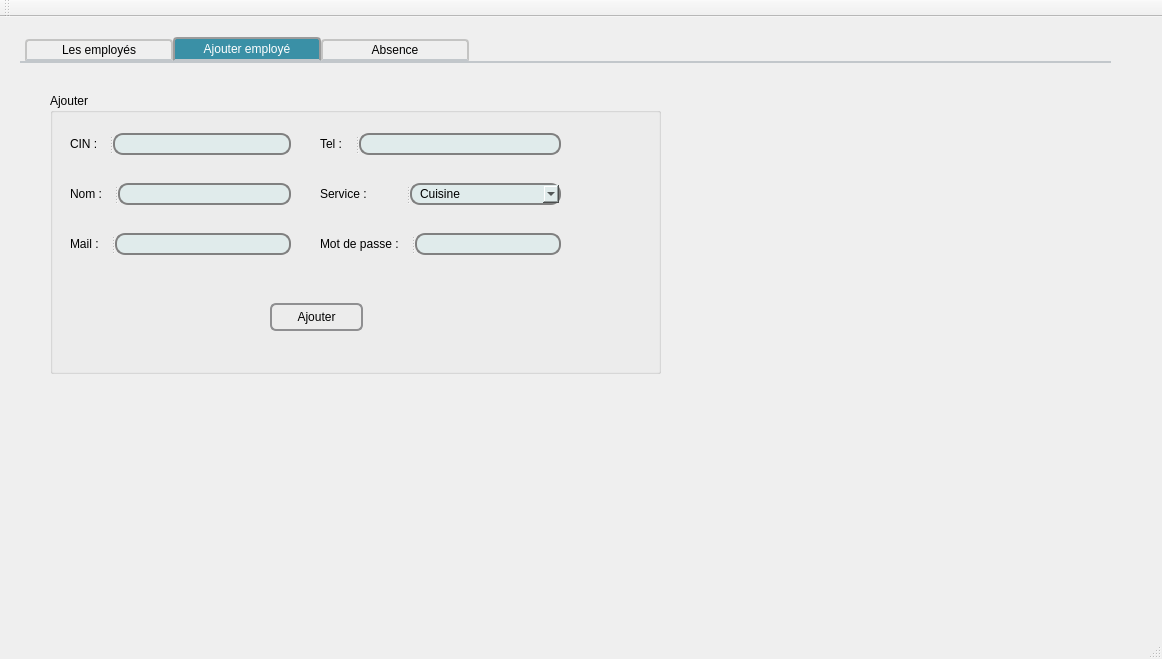
soumaya-nheri/Smart-Restaurant-2A27, file mainwindow.ui: the form before one commit.
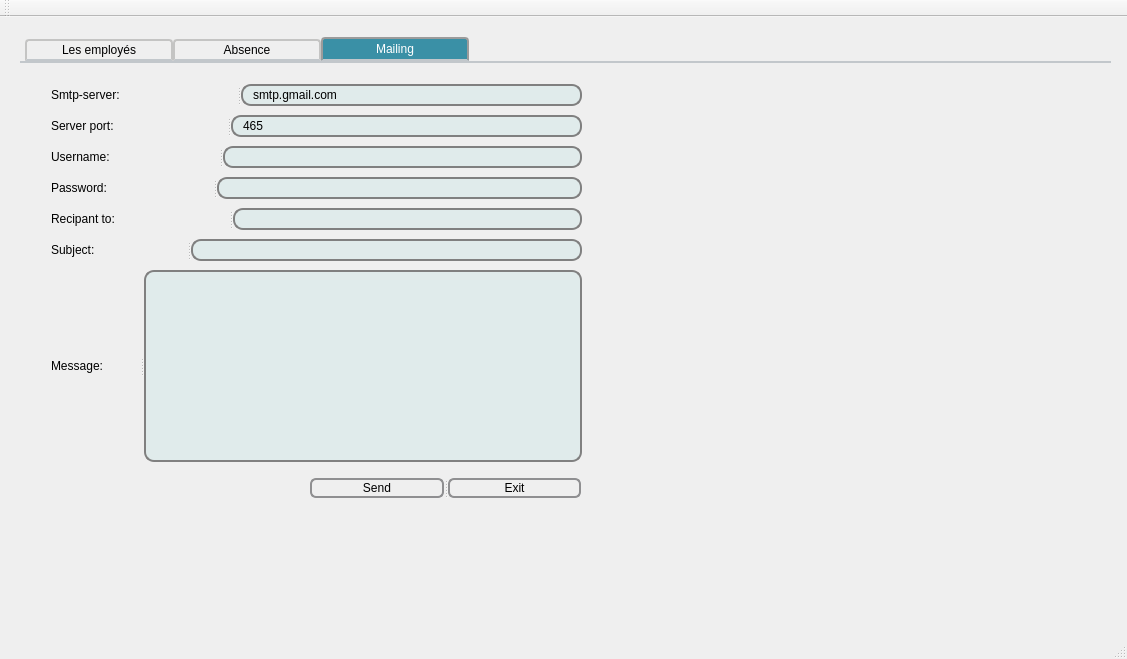
The form after the commit. The open tabs and pages were chosen to show the change.

What changed in the file:
```diff
--- a/mainwindow.ui
+++ b/mainwindow.ui
@@ -6,7 +6,7 @@
    <rect>
     <x>0</x>
     <y>0</y>
-    <width>1162</width>
+    <width>1127</width>
     <height>659</height>
    </rect>
   </property>
@@ -55,7 +55,7 @@
 	background-color: #3d4ef2;
 
 }
- QLineEdit,QDateTimeEdit {
+ QLineEdit,QDateTimeEdit,QPlainTextEdit {
      border: 2px solid gray;
      border-radius: 10px;
      padding: 0 8px;
@@ -190,150 +190,6 @@
        <string>Rechercher</string>
       </property>
      </widget>
-     <widget class="QGroupBox" name="groupBox_8">
-      <property name="geometry">
-       <rect>
-        <x>830</x>
-        <y>80</y>
-        <width>241</width>
-        <height>371</height>
-       </rect>
-      </property>
-      <property name="title">
-       <string>Modifier</string>
-      </property>
-      <widget class="QPushButton" name="pushButton">
-       <property name="geometry">
-        <rect>
-         <x>70</x>
-         <y>300</y>
-         <width>93</width>
-         <height>28</height>
-        </rect>
-       </property>
-       <property name="text">
-        <string>Modifier</string>
-       </property>
-      </widget>
-      <widget class="QSplitter" name="splitter_3">
-       <property name="geometry">
-        <rect>
-         <x>11</x>
-         <y>201</y>
-         <width>211</width>
-         <height>22</height>
-        </rect>
-       </property>
-       <property name="orientation">
-        <enum>Qt::Horizontal</enum>
-       </property>
-       <widget class="QLabel" name="label_13">
-        <property name="text">
-         <string>Tel :</string>
-        </property>
-       </widget>
-       <widget class="QLineEdit" name="tel2"/>
-      </widget>
-      <widget class="QSplitter" name="splitter_4">
-       <property name="geometry">
-        <rect>
-         <x>11</x>
-         <y>161</y>
-         <width>211</width>
-         <height>22</height>
-        </rect>
-       </property>
-       <property name="orientation">
-        <enum>Qt::Horizontal</enum>
-       </property>
-       <widget class="QLabel" name="label_4">
-        <property name="text">
-         <string>Service :</string>
-        </property>
-       </widget>
-       <widget class="QLineEdit" name="service2"/>
-      </widget>
-      <widget class="QSplitter" name="splitter_5">
-       <property name="geometry">
-        <rect>
-         <x>11</x>
-         <y>121</y>
-         <width>211</width>
-         <height>22</height>
-        </rect>
-       </property>
-       <property name="orientation">
-        <enum>Qt::Horizontal</enum>
-       </property>
-       <widget class="QLabel" name="label_9">
-        <property name="text">
-         <string>Mail :</string>
-        </property>
-       </widget>
-       <widget class="QLineEdit" name="mail2"/>
-      </widget>
-      <widget class="QSplitter" name="splitter_6">
-       <property name="geometry">
-        <rect>
-         <x>11</x>
-         <y>81</y>
-         <width>211</width>
-         <height>22</height>
-        </rect>
-       </property>
-       <property name="orientation">
-        <enum>Qt::Horizontal</enum>
-       </property>
-       <widget class="QLabel" name="label_10">
-        <property name="text">
-         <string>Nom :</string>
-        </property>
-       </widget>
-       <widget class="QLineEdit" name="nom2"/>
-      </widget>
-      <widget class="QSplitter" name="splitter_7">
-       <property name="geometry">
-        <rect>
-         <x>11</x>
-         <y>41</y>
-         <width>211</width>
-         <height>22</height>
-        </rect>
-       </property>
-       <property name="orientation">
-        <enum>Qt::Horizontal</enum>
-       </property>
-       <widget class="QLabel" name="label_11">
-        <property name="text">
-         <string>CIN :</string>
-        </property>
-       </widget>
-       <widget class="QComboBox" name="comboBox_modifier"/>
-      </widget>
-      <widget class="QSplitter" name="splitter_2">
-       <property name="geometry">
-        <rect>
-         <x>11</x>
-         <y>241</y>
-         <width>212</width>
-         <height>22</height>
-        </rect>
-       </property>
-       <property name="orientation">
-        <enum>Qt::Horizontal</enum>
-       </property>
-       <widget class="QLabel" name="label_12">
-        <property name="text">
-         <string>Mot De Passe :</string>
-        </property>
-       </widget>
-       <widget class="QLineEdit" name="mdp2">
-        <property name="echoMode">
-         <enum>QLineEdit::Password</enum>
-        </property>
-       </widget>
-      </widget>
-     </widget>
      <widget class="QGroupBox" name="groupBox">
       <property name="geometry">
        <rect>
@@ -376,18 +232,13 @@
        </widget>
       </widget>
      </widget>
-    </widget>
-    <widget class="QWidget" name="tab_2">
-     <attribute name="title">
-      <string>Ajouter employé</string>
-     </attribute>
      <widget class="QGroupBox" name="groupBox_2">
       <property name="geometry">
        <rect>
-        <x>30</x>
-        <y>30</y>
-        <width>611</width>
-        <height>281</height>
+        <x>820</x>
+        <y>70</y>
+        <width>271</width>
+        <height>381</height>
        </rect>
       </property>
       <property name="title">
@@ -396,8 +247,8 @@
       <widget class="QPushButton" name="pb_ajouter">
        <property name="geometry">
         <rect>
-         <x>220</x>
-         <y>210</y>
+         <x>110</x>
+         <y>300</y>
          <width>93</width>
          <height>28</height>
         </rect>
@@ -429,7 +280,7 @@
        <property name="geometry">
         <rect>
          <x>20</x>
-         <y>90</y>
+         <y>80</y>
          <width>221</width>
          <height>22</height>
         </rect>
@@ -448,7 +299,7 @@
        <property name="geometry">
         <rect>
          <x>20</x>
-         <y>140</y>
+         <y>120</y>
          <width>221</width>
          <height>22</height>
         </rect>
@@ -466,8 +317,8 @@
       <widget class="QSplitter" name="splitter_21">
        <property name="geometry">
         <rect>
-         <x>270</x>
-         <y>40</y>
+         <x>20</x>
+         <y>160</y>
          <width>241</width>
          <height>22</height>
         </rect>
@@ -485,8 +336,8 @@
       <widget class="QSplitter" name="splitter_22">
        <property name="geometry">
         <rect>
-         <x>270</x>
-         <y>90</y>
+         <x>20</x>
+         <y>200</y>
          <width>241</width>
          <height>22</height>
         </rect>
@@ -520,8 +371,8 @@
       <widget class="QSplitter" name="splitter_23">
        <property name="geometry">
         <rect>
-         <x>270</x>
-         <y>140</y>
+         <x>20</x>
+         <y>240</y>
          <width>241</width>
          <height>22</height>
         </rect>
@@ -724,127 +575,6 @@
 } </string>
       </property>
      </widget>
-     <widget class="QGroupBox" name="groupBox_11">
-      <property name="geometry">
-       <rect>
-        <x>20</x>
-        <y>280</y>
-        <width>401</width>
-        <height>231</height>
-       </rect>
-      </property>
-      <property name="title">
-       <string>Modifier</string>
-      </property>
-      <widget class="QPushButton" name="Modifier_absence">
-       <property name="geometry">
-        <rect>
-         <x>300</x>
-         <y>190</y>
-         <width>84</width>
-         <height>23</height>
-        </rect>
-       </property>
-       <property name="styleSheet">
-        <string notr="true"/>
-       </property>
-       <property name="text">
-        <string>Modifier</string>
-       </property>
-      </widget>
-      <widget class="QSplitter" name="splitter_14">
-       <property name="geometry">
-        <rect>
-         <x>10</x>
-         <y>70</y>
-         <width>281</width>
-         <height>22</height>
-        </rect>
-       </property>
-       <property name="orientation">
-        <enum>Qt::Horizontal</enum>
-       </property>
-       <widget class="QLabel" name="label_25">
-        <property name="text">
-         <string>Nom :</string>
-        </property>
-       </widget>
-       <widget class="QComboBox" name="comboBox_nom2"/>
-      </widget>
-      <widget class="QSplitter" name="splitter_15">
-       <property name="geometry">
-        <rect>
-         <x>10</x>
-         <y>110</y>
-         <width>281</width>
-         <height>22</height>
-        </rect>
-       </property>
-       <property name="orientation">
-        <enum>Qt::Horizontal</enum>
-       </property>
-       <widget class="QLabel" name="label_18">
-        <property name="text">
-         <string>Motif :</string>
-        </property>
-       </widget>
-       <widget class="QComboBox" name="comboBox_motif2">
-        <item>
-         <property name="text">
-          <string>Vacances</string>
-         </property>
-        </item>
-        <item>
-         <property name="text">
-          <string>Malade</string>
-         </property>
-        </item>
-        <item>
-         <property name="text">
-          <string>Autre</string>
-         </property>
-        </item>
-       </widget>
-      </widget>
-      <widget class="QSplitter" name="splitter_16">
-       <property name="geometry">
-        <rect>
-         <x>10</x>
-         <y>150</y>
-         <width>281</width>
-         <height>22</height>
-        </rect>
-       </property>
-       <property name="orientation">
-        <enum>Qt::Horizontal</enum>
-       </property>
-       <widget class="QLabel" name="label_17">
-        <property name="text">
-         <string>Date :</string>
-        </property>
-       </widget>
-       <widget class="QDateTimeEdit" name="date2"/>
-      </widget>
-      <widget class="QSplitter" name="splitter_17">
-       <property name="geometry">
-        <rect>
-         <x>10</x>
-         <y>30</y>
-         <width>281</width>
-         <height>22</height>
-        </rect>
-       </property>
-       <property name="orientation">
-        <enum>Qt::Horizontal</enum>
-       </property>
-       <widget class="QLabel" name="label_20">
-        <property name="text">
-         <string>ID :</string>
-        </property>
-       </widget>
-       <widget class="QComboBox" name="comboBox"/>
-      </widget>
-     </widget>
      <widget class="QGroupBox" name="groupBox_9">
       <property name="geometry">
        <rect>
@@ -910,6 +640,182 @@
       </property>
      </widget>
     </widget>
+    <widget class="QWidget" name="tab_2">
+     <attribute name="title">
+      <string>Mailing</string>
+     </attribute>
+     <widget class="QSplitter" name="splitter_2">
+      <property name="geometry">
+       <rect>
+        <x>31</x>
+        <y>21</y>
+        <width>531</width>
+        <height>22</height>
+       </rect>
+      </property>
+      <property name="orientation">
+       <enum>Qt::Horizontal</enum>
+      </property>
+      <widget class="QLabel" name="label_4">
+       <property name="text">
+        <string>Smtp-server:</string>
+       </property>
+      </widget>
+      <widget class="QLineEdit" name="server">
+       <property name="text">
+        <string>smtp.gmail.com</string>
+       </property>
+      </widget>
+     </widget>
+     <widget class="QSplitter" name="splitter_3">
+      <property name="geometry">
+       <rect>
+        <x>31</x>
+        <y>52</y>
+        <width>531</width>
+        <height>22</height>
+       </rect>
+      </property>
+      <property name="orientation">
+       <enum>Qt::Horizontal</enum>
+      </property>
+      <widget class="QLabel" name="label_9">
+       <property name="text">
+        <string>Server port:</string>
+       </property>
+      </widget>
+      <widget class="QLineEdit" name="port">
+       <property name="text">
+        <string>465</string>
+       </property>
+      </widget>
+     </widget>
+     <widget class="QSplitter" name="splitter_4">
+      <property name="geometry">
+       <rect>
+        <x>31</x>
+        <y>83</y>
+        <width>531</width>
+        <height>22</height>
+       </rect>
+      </property>
+      <property name="orientation">
+       <enum>Qt::Horizontal</enum>
+      </property>
+      <widget class="QLabel" name="label_10">
+       <property name="text">
+        <string>Username:</string>
+       </property>
+      </widget>
+      <widget class="QLineEdit" name="uname"/>
+     </widget>
+     <widget class="QSplitter" name="splitter_5">
+      <property name="geometry">
+       <rect>
+        <x>31</x>
+        <y>114</y>
+        <width>531</width>
+        <height>22</height>
+       </rect>
+      </property>
+      <property name="orientation">
+       <enum>Qt::Horizontal</enum>
+      </property>
+      <widget class="QLabel" name="label_11">
+       <property name="text">
+        <string>Password:</string>
+       </property>
+      </widget>
+      <widget class="QLineEdit" name="paswd">
+       <property name="inputMask">
+        <string/>
+       </property>
+       <property name="echoMode">
+        <enum>QLineEdit::Password</enum>
+       </property>
+      </widget>
+     </widget>
+     <widget class="QSplitter" name="splitter_6">
+      <property name="geometry">
+       <rect>
+        <x>31</x>
+        <y>145</y>
+        <width>531</width>
+        <height>22</height>
+       </rect>
+      </property>
+      <property name="orientation">
+       <enum>Qt::Horizontal</enum>
+      </property>
+      <widget class="QLabel" name="label_12">
+       <property name="text">
+        <string>Recipant to:</string>
+       </property>
+      </widget>
+      <widget class="QLineEdit" name="rcpt"/>
+     </widget>
+     <widget class="QSplitter" name="splitter_7">
+      <property name="geometry">
+       <rect>
+        <x>31</x>
+        <y>176</y>
+        <width>531</width>
+        <height>22</height>
+       </rect>
+      </property>
+      <property name="orientation">
+       <enum>Qt::Horizontal</enum>
+      </property>
+      <widget class="QLabel" name="label_13">
+       <property name="text">
+        <string>Subject:</string>
+       </property>
+      </widget>
+      <widget class="QLineEdit" name="subject"/>
+     </widget>
+     <widget class="QSplitter" name="splitter_14">
+      <property name="geometry">
+       <rect>
+        <x>31</x>
+        <y>207</y>
+        <width>531</width>
+        <height>192</height>
+       </rect>
+      </property>
+      <property name="orientation">
+       <enum>Qt::Horizontal</enum>
+      </property>
+      <widget class="QLabel" name="label_17">
+       <property name="text">
+        <string>Message:</string>
+       </property>
+      </widget>
+      <widget class="QPlainTextEdit" name="msg"/>
+     </widget>
+     <widget class="QSplitter" name="splitter_15">
+      <property name="geometry">
+       <rect>
+        <x>290</x>
+        <y>415</y>
+        <width>271</width>
+        <height>20</height>
+       </rect>
+      </property>
+      <property name="orientation">
+       <enum>Qt::Horizontal</enum>
+      </property>
+      <widget class="QPushButton" name="sendBtn">
+       <property name="text">
+        <string>Send</string>
+       </property>
+      </widget>
+      <widget class="QPushButton" name="exitBtn">
+       <property name="text">
+        <string>Exit</string>
+       </property>
+      </widget>
+     </widget>
+    </widget>
    </widget>
   </widget>
   <widget class="QMenuBar" name="menuBar">
```
Left out of the diff: 22 changed lines with no effect on the pictures.
